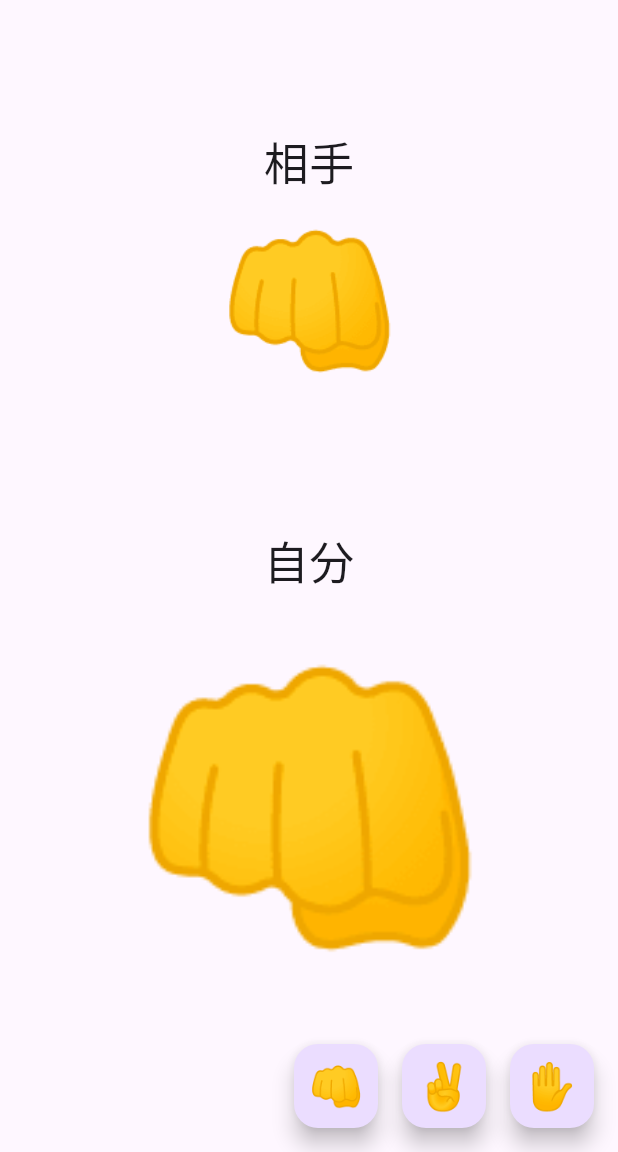
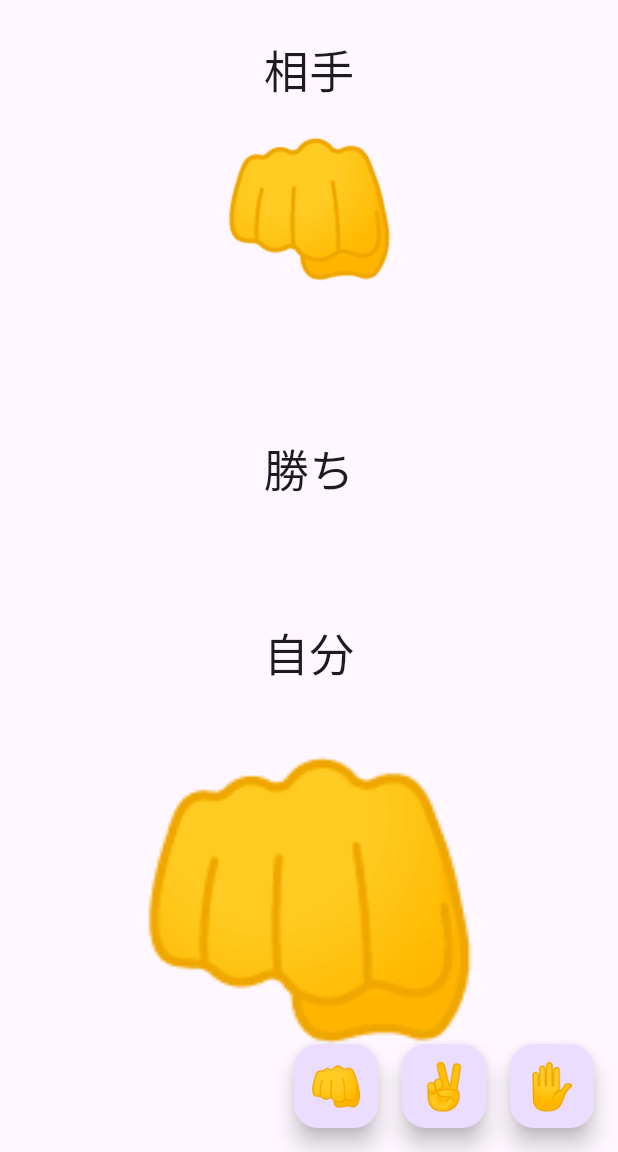
Before and after one commit to sugishitadaichi/janken_app, a Flutter app: the screen it shows after launch, on a phone screen of 412 x 824 dp, the part 84-1236 px from its top. Run offline on Flutter 3.47's test engine with Material 3 defaults, Android fonts, the phone set to English and light mode, and no system bars.

Commit message:
判定表示(勝ち）

```diff
--- a/lib/main.dart
+++ b/lib/main.dart
@@ -82,13 +82,20 @@ class _MyHomePageState extends State<MyHomePage> {
               height: 80,
             ),
             Text(
+              Result.win.text,
+              style: TextStyle(fontSize: 30),
+            ),
+            SizedBox(
+              height: 80,
+            ),
+            Text(
               '自分',
               style: TextStyle(fontSize: 30),
             ),
             Text(
               myJankenText,
               style: TextStyle(fontSize: 200),
-            )
+            ),
           ],
         ),
       ),
@@ -148,6 +155,7 @@ class _MyHomePageState extends State<MyHomePage> {
   }
 }
 //enum = Bool型の進化系（true・false以外の選択肢が設定できる）
+//じゃんけんをここで判断してグーチョキパーアイコンを使用する
 enum Hand {
   rock,
   scissors,
@@ -164,3 +172,21 @@ enum Hand {
     }
   }
 }
+
+//勝ち負け引き分け表示の判断をする
+enum Result {
+  win,
+  lose,
+  draw;
+
+  String get text {
+    switch (this) {
+      case Result.win:
+        return '勝ち';
+      case Result.lose:
+        return '負け';
+      case Result.draw:
+        return 'あいこ';
+    }
+  }
+}
```
